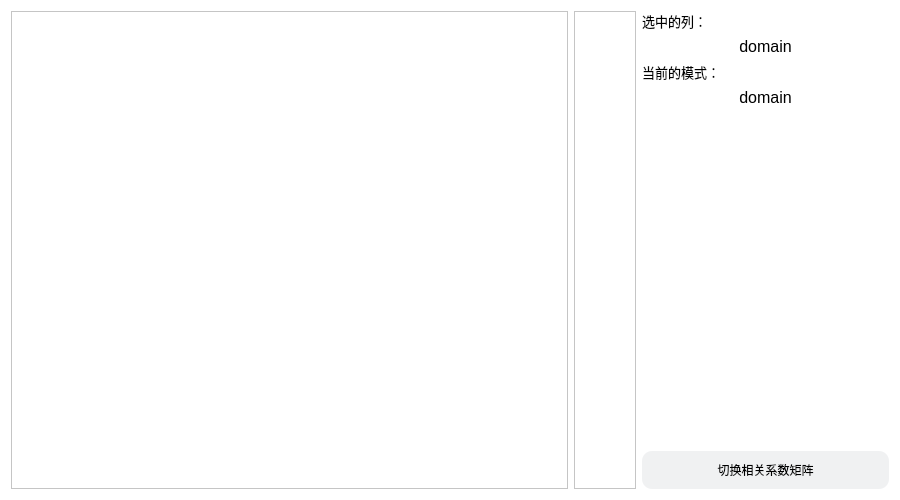
Above: visual-clinic/relatedialog.ui from gtxzsxxk/visual-clinic before the change. Below: the same form after it.
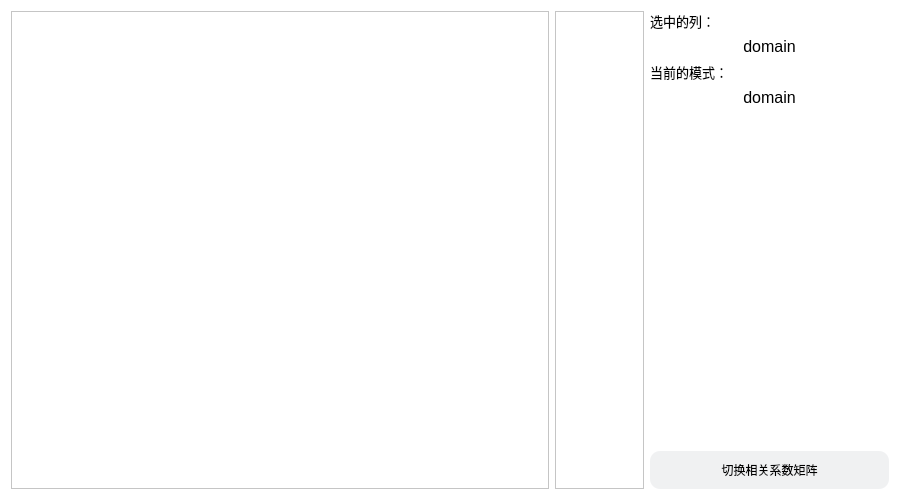
That is the form after the change. Custom widgets are drawn as their Qt base class.

Commit message: feat: be able to draw the color bar labels

Diff of the .ui file:
```diff
--- a/visual-clinic/relatedialog.ui
+++ b/visual-clinic/relatedialog.ui
@@ -473,7 +473,7 @@
   <property name="windowTitle">
    <string>相关性分析</string>
   </property>
-  <layout class="QHBoxLayout" name="horizontalLayout" stretch="18,2,8">
+  <layout class="QHBoxLayout" name="horizontalLayout" stretch="18,3,8">
    <item>
     <widget class="QTableWidget" name="hotgraph">
      <property name="tabKeyNavigation">
```
The commit also changes 3 other files.
